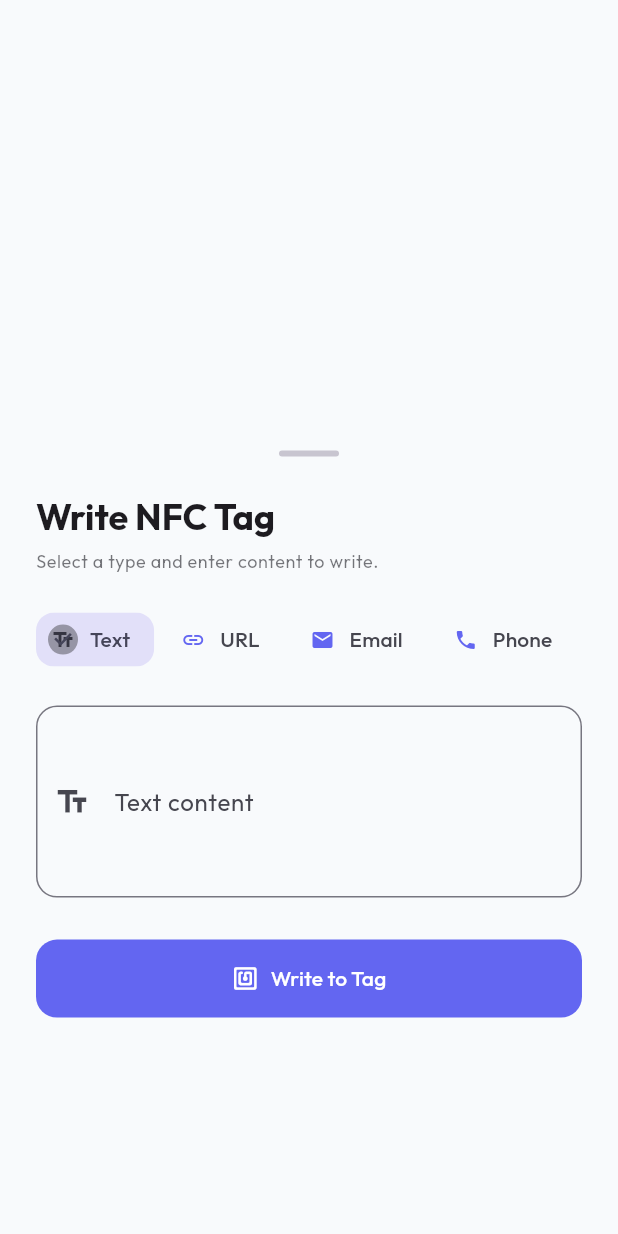
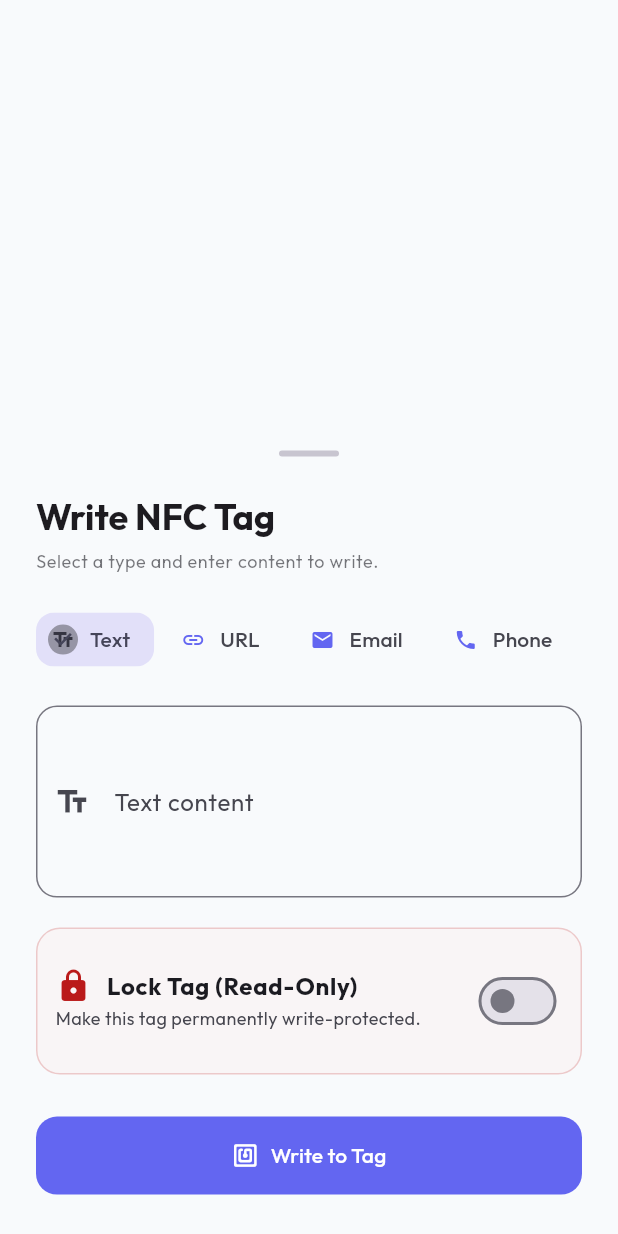
Before and after one commit to asterhyphen/nfc-write, a Flutter app: the NfcWriteSheet widget shown alone on an empty page, opened directly, on a phone screen of 412 x 824 dp. Run offline on Flutter 3.47's test engine with Material 3 defaults, Android fonts, the phone set to English and light mode, and no system bars; drawn by our look-alikes of flutter_animate; our stand-ins replace flutter_riverpod, freezed_annotation, go_router, google_fonts, riverpod_annotation, shared_preferences; missing offline and left inert: flutter_ringtone_player, ndef_record, nfc_manager; accounts and stored records are empty; generated files the repository leaves out were written again.

Commit message:
Add permanent write-protection NFC lock options to NfcRepository and NfcWriteSheet with warnings

```diff
--- a/lib/features/nfc_management/data/nfc_repository.dart
+++ b/lib/features/nfc_management/data/nfc_repository.dart
@@ -86,6 +86,33 @@ class NfcRepository {
     }
   }
 
+  /// Locks an Android NDEF tag, making it permanently read-only.
+  Future<bool> makeReadOnlyAndroid(NfcTag tag) async {
+    final ndef = NdefAndroid.from(tag);
+    if (ndef == null) return false;
+    if (!ndef.isWritable) return false;
+    try {
+      await ndef.makeReadOnly();
+      return true;
+    } catch (e) {
+      debugPrint('Error locking tag (Android): $e');
+      return false;
+    }
+  }
+
+  /// Locks an iOS NDEF tag, making it permanently read-only.
+  Future<bool> makeReadOnlyIos(NfcTag tag) async {
+    final ndef = NdefIos.from(tag);
+    if (ndef == null) return false;
+    try {
+      await ndef.writeLock();
+      return true;
+    } catch (e) {
+      debugPrint('Error locking tag (iOS): $e');
+      return false;
+    }
+  }
+
   /// Reads the cached [NdefMessage] from [tag], if available.
   /// Works on both Android and iOS.
   NdefMessage? readNdefMessage(NfcTag tag) {
--- a/lib/features/nfc_management/presentation/nfc_write_sheet.dart
+++ b/lib/features/nfc_management/presentation/nfc_write_sheet.dart
@@ -33,6 +33,7 @@ class _NfcWriteSheetState extends ConsumerState<NfcWriteSheet> {
 
   _WriteState _state = _WriteState.composing;
   String? _errorMessage;
+  bool _lockTag = false;
 
   @override
   void initState() {
@@ -72,8 +73,14 @@ class _NfcWriteSheetState extends ConsumerState<NfcWriteSheet> {
         try {
           if (Theme.of(context).platform == TargetPlatform.android) {
             ok = await repo.writeNdefMessageAndroid(tag, message);
+            if (ok && _lockTag) {
+              ok = await repo.makeReadOnlyAndroid(tag);
+            }
           } else {
             ok = await repo.writeNdefMessageIos(tag, message);
+            if (ok && _lockTag) {
+              ok = await repo.makeReadOnlyIos(tag);
+            }
           }
         } catch (e) {
           ok = false;
@@ -192,6 +199,8 @@ class _NfcWriteSheetState extends ConsumerState<NfcWriteSheet> {
         type: _type,
         contentCtrl: _contentCtrl,
         onTypeChanged: (t) => setState(() => _type = t),
+        lockTag: _lockTag,
+        onLockTagChanged: (v) => setState(() => _lockTag = v),
         onSubmit: _startWrite,
       ),
       _WriteState.waiting => _WaitingToWrite(),
@@ -215,6 +224,8 @@ class _ComposingForm extends StatelessWidget {
   final WriteType type;
   final TextEditingController contentCtrl;
   final void Function(WriteType) onTypeChanged;
+  final bool lockTag;
+  final void Function(bool) onLockTagChanged;
   final VoidCallback onSubmit;
 
   const _ComposingForm({
@@ -222,6 +233,8 @@ class _ComposingForm extends StatelessWidget {
     required this.type,
     required this.contentCtrl,
     required this.onTypeChanged,
+    required this.lockTag,
+    required this.onLockTagChanged,
     required this.onSubmit,
   });
 
@@ -285,6 +298,66 @@ class _ComposingForm extends StatelessWidget {
                 ? 'Please enter some content'
                 : null,
             keyboardType: _keyboardType(type),
+          ),
+
+          const SizedBox(height: 20),
+
+          // Lock Tag (Read-Only) Option
+          Container(
+            padding: const EdgeInsets.all(12),
+            decoration: BoxDecoration(
+              color: Theme.of(context).colorScheme.errorContainer.withValues(alpha: 0.15),
+              borderRadius: BorderRadius.circular(16),
+              border: Border.all(
+                color: Theme.of(context).colorScheme.error.withValues(alpha: 0.2),
+                width: 1,
+              ),
+            ),
+            child: Column(
+              crossAxisAlignment: CrossAxisAlignment.start,
+              children: [
+                SwitchListTile.adaptive(
+                  contentPadding: EdgeInsets.zero,
+                  title: Row(
+                    children: [
+                      Icon(Icons.lock_rounded, color: Theme.of(context).colorScheme.error),
+                      const SizedBox(width: 10),
+                      const Text(
+                        'Lock Tag (Read-Only)',
+                        style: TextStyle(fontWeight: FontWeight.bold),
+                      ),
+                    ],
+                  ),
+                  subtitle: const Text(
+                    'Make this tag permanently write-protected.',
+                    style: TextStyle(fontSize: 12),
+                  ),
+                  value: lockTag,
+                  activeThumbColor: Theme.of(context).colorScheme.error,
+                  onChanged: (val) => onLockTagChanged(val),
+                ),
+                if (lockTag) ...[
+                  const Divider(height: 16),
+                  Row(
+                    crossAxisAlignment: CrossAxisAlignment.start,
+                    children: [
+                      Icon(Icons.warning_amber_rounded, size: 16, color: Theme.of(context).colorScheme.error),
+                      const SizedBox(width: 8),
+                      Expanded(
+                        child: Text(
+                          'WARNING: Locking an NFC tag is permanent and irreversible. You will never be able to rewrite or erase this tag again.',
+                          style: TextStyle(
+                            fontSize: 11,
+                            color: Theme.of(context).colorScheme.error,
+                            fontWeight: FontWeight.w600,
+                          ),
+                        ),
+                      ),
+                    ],
+                  ),
+                ],
+              ],
+            ),
           ),
 
           const SizedBox(height: 28),
```
